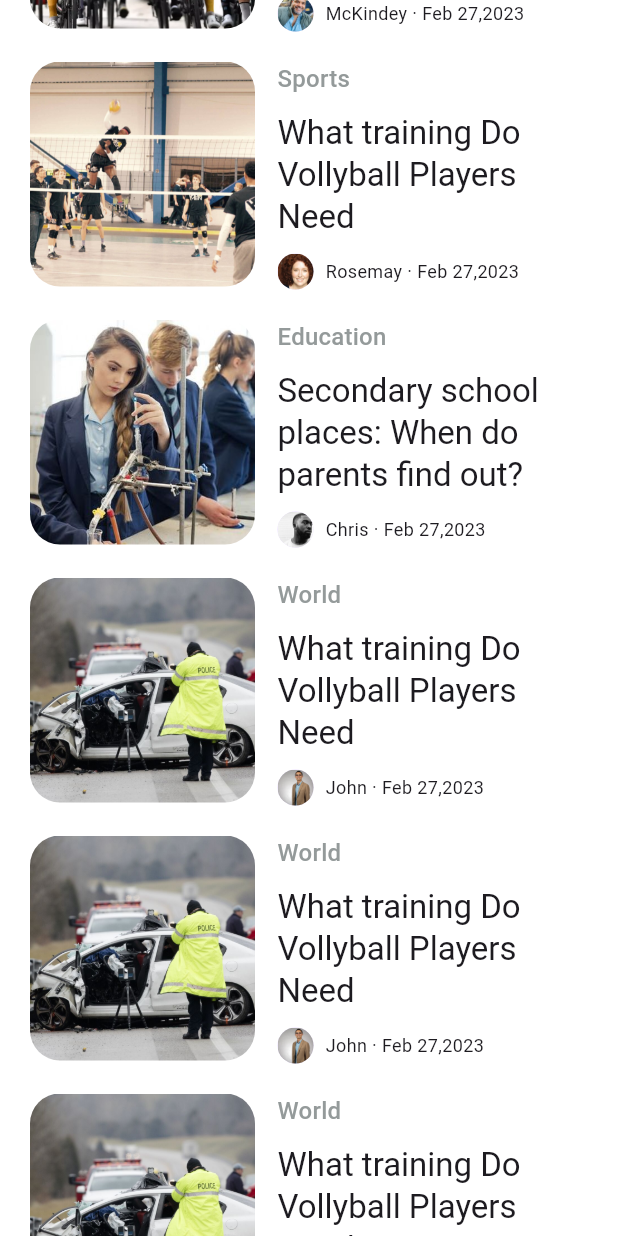
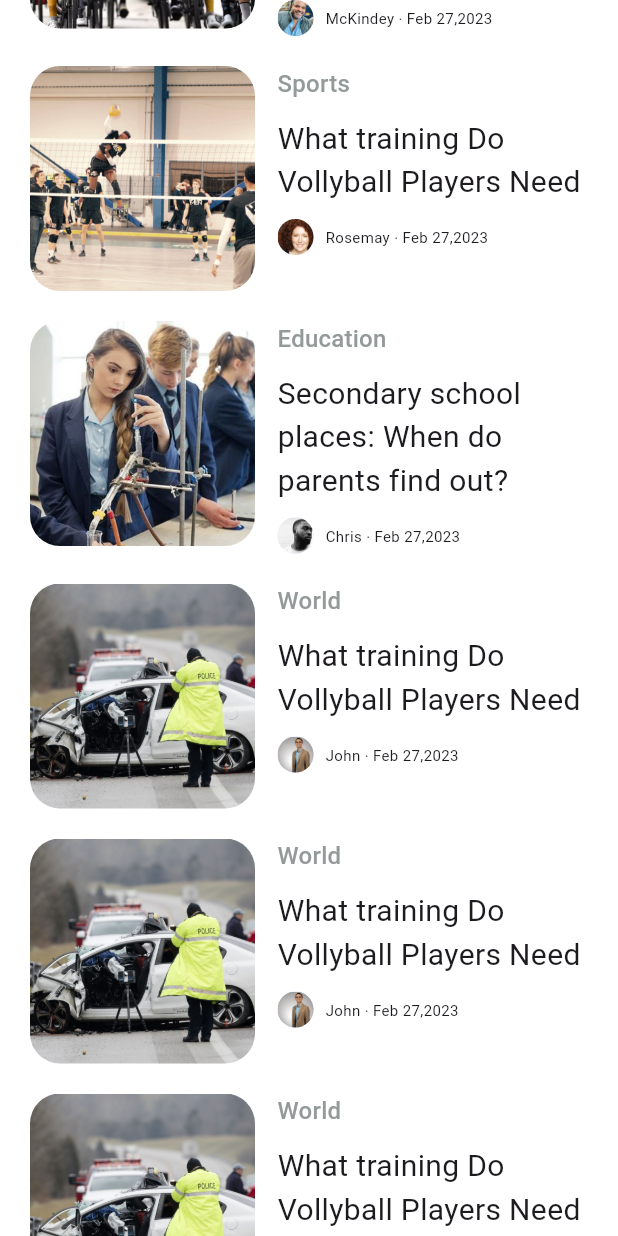
Before and after one commit to tai03102004/English_App, a Flutter app: the News screen opened directly, scrolled down 576 dp, on a phone screen of 412 x 824 dp. Run offline on Flutter 3.47's test engine with Material 3 defaults, Android fonts, the phone set to English and light mode, and no system bars; our stand-ins replace fl_chart, hugeicons, iconly, percent_indicator; Roboto replaces fonts that are missing (Roboto-Black).

Commit message:
update size

```diff
--- a/lib/Components/Header/Home_Header.dart
+++ b/lib/Components/Header/Home_Header.dart
@@ -11,7 +11,7 @@ class Home_Header extends StatelessWidget {
     AppSizes().init(context);
     return SliverAppBar(
       pinned: true, // Bạn có thể bật hoặc tắt tùy theo nhu cầu
-      expandedHeight: AppSizes.blockSizeHorizontal * 101,
+      expandedHeight: AppSizes.blockSizeHorizontal * 120,
       backgroundColor: Color(0xFF7C72E5),
       automaticallyImplyLeading: false,
       flexibleSpace: FlexibleSpaceBar(
--- a/lib/Widgets/News/new_list_item.dart
+++ b/lib/Widgets/News/new_list_item.dart
@@ -74,7 +74,7 @@ class NewsListItem extends StatelessWidget {
                   ),
                   Text(
                     title,
-                    style: Theme.of(context).textTheme.titleLarge,
+                    style: TextStyle(fontSize: 20),
                   ),
                   const SizedBox(
                     height: 10,
@@ -92,7 +92,7 @@ class NewsListItem extends StatelessWidget {
                       ),
                       Text(
                         '$author · ${AppDateFormatters.mdY(date)}',
-                        style: TextStyle(fontSize: 12),
+                        style: TextStyle(fontSize: 10),
                       ),
                     ],
                   ),
```
